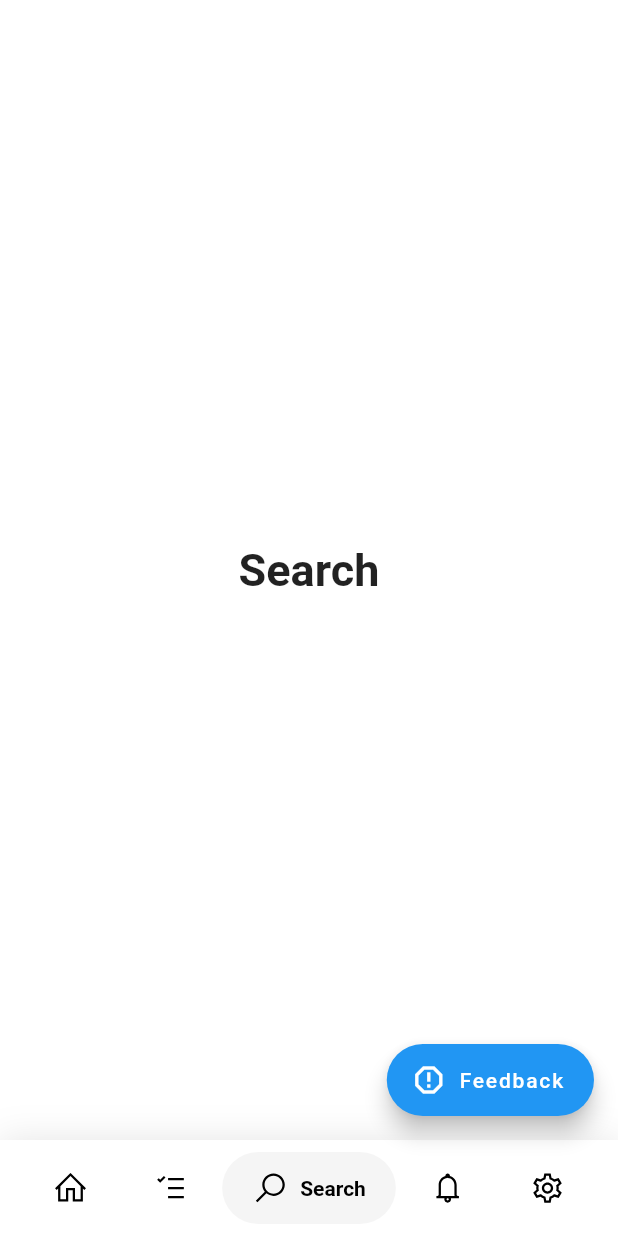
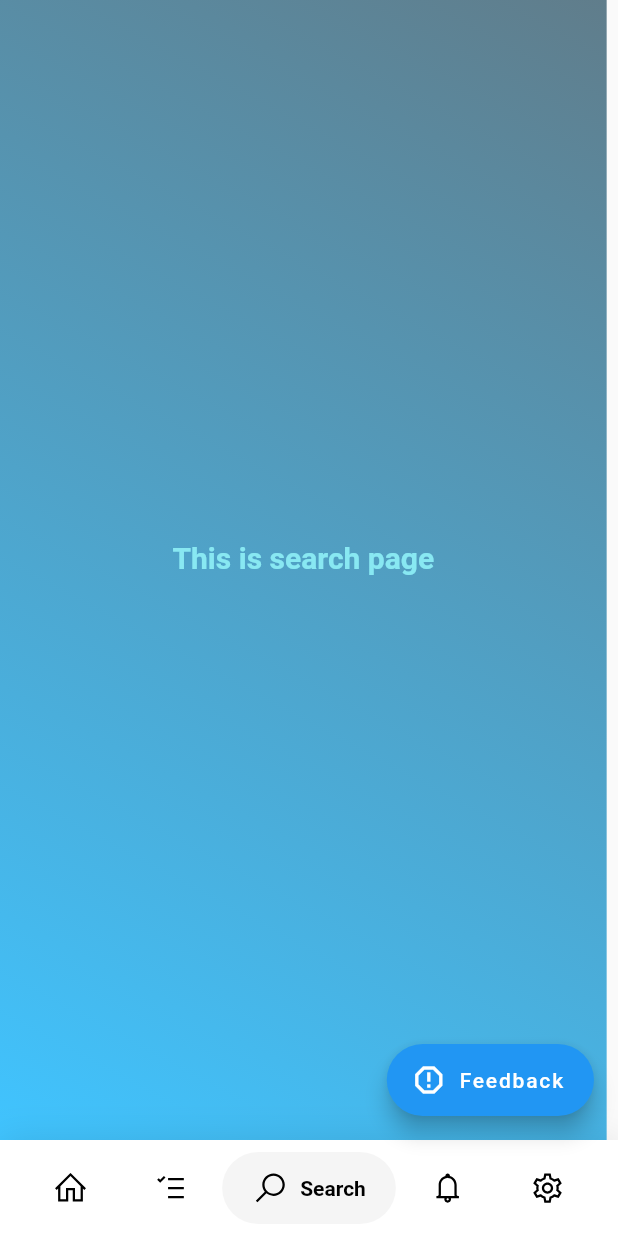
Before and after one commit to TCT2001/mobile_frontend, a Flutter app: the MainLayoutPage screen opened by its route, item 3 of the bottom bar chosen, on a phone screen of 412 x 824 dp. Run offline on Flutter 3.47's test engine with Material 2 defaults, Android fonts, the phone set to English and light mode, and no system bars; drawn by our look-alikes of google_nav_bar; our stand-ins replace email_validator, get, line_icons, settings_ui, shared_preferences; accounts and stored records are empty.

Commit message:
Fix and add search page

```diff
--- a/lib/src/modules/layout/main_layout_page.dart
+++ b/lib/src/modules/layout/main_layout_page.dart
@@ -6,10 +6,12 @@ import 'package:mobile_app/src/modules/feedback/feedback_window.dart';
 import 'package:mobile_app/src/modules/home/home_page.dart';
 import 'package:mobile_app/src/modules/layout/main_layout_controller.dart';
 import 'package:mobile_app/src/modules/notification/noti_page.dart';
+import 'package:mobile_app/src/modules/search/search_page.dart';
 import 'package:mobile_app/src/modules/setting/setting_page.dart';
 import 'package:google_nav_bar/google_nav_bar.dart';
 import 'package:line_icons/line_icons.dart';
 import 'package:mobile_app/src/modules/task/task_page.dart';
+import 'package:mobile_app/src/modules/search/search_page.dart';
 
 class MainLayoutPage extends GetView<MainLayoutController> {
   MainLayoutPage({Key? key}) : super(key: key);
@@ -19,10 +21,7 @@ class MainLayoutPage extends GetView<MainLayoutController> {
   List<Widget> _widgetOptions = <Widget>[
     HomePage(),
     TaskPage(),
-    Text(
-      'Search',
-      style: optionStyle,
-    ),
+    SearchPage(),
     NotiPage(),
     SettingPage()
   ];
--- /dev/null
+++ b/lib/src/modules/search/search_binding.dart
@@ -0,0 +1,9 @@
+import 'package:get/get.dart';
+
+import 'search_controller.dart';
+class SearchBinding implements Bindings {
+  @override
+  void dependencies() {
+    Get.lazyPut<SearchController>(() => SearchController());
+  }
+}
--- /dev/null
+++ b/lib/src/modules/search/search_controller.dart
@@ -0,0 +1,4 @@
+import 'package:get/get.dart';
+
+class SearchController extends GetxController {
+}
--- /dev/null
+++ b/lib/src/modules/search/search_page.dart
@@ -0,0 +1,47 @@
+// ignore_for_file: unnecessary_this, prefer_const_constructors
+
+import 'package:flutter/material.dart';
+import 'package:get/get.dart';
+import 'search_controller.dart';
+// import 'package:mobile_app/src/routes/app_routes.dart';
+
+class SearchPage extends GetView<SearchController> {
+  SearchPage({Key? key}) : super(key: key);
+
+  @override
+  Widget build(BuildContext context) {
+    // return Center(child: Text("This is Home Page"));
+    return Scaffold(
+      body: Container(
+          decoration: const BoxDecoration(
+            gradient: LinearGradient(
+                begin: Alignment.topRight,
+                end: Alignment.bottomLeft,
+                colors: [Colors.blueGrey, Colors.lightBlueAccent]),
+          ),
+          child: Padding(
+              padding: const EdgeInsets.all(115),
+
+              child: SizedBox(
+                height: MediaQuery.of(context).size.height,
+                child: Column(
+                    mainAxisAlignment: MainAxisAlignment.center,
+                    crossAxisAlignment: CrossAxisAlignment.center,
+                    children: const [
+                      Text("This is search page",
+                          style: TextStyle(
+                              color: Color(0xff88e8f2),
+                              fontWeight: FontWeight.bold,
+                              fontSize: 20)),
+                      SizedBox(height: 8),
+
+                      SizedBox(height: 8),
+
+
+                    ]),
+              )
+          )),
+    )
+    ;
+  }
+}
```
